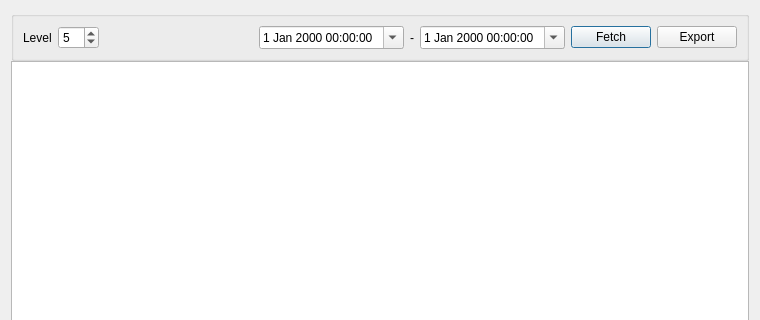
Above: charts/cash_flow_statement/cashflowstatementdialog.ui from ytxerp/ytx-client before the change; both pictures show x 0 to 760 and y 0 to 320 of the 760 by 523 pixel window. Below: the same form after it.
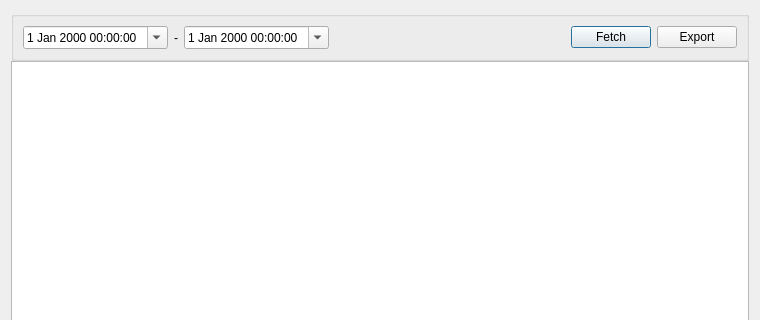
That is the form after the change. Custom widgets are drawn as their Qt base class.

The edit to the form file:
```diff
--- a/charts/cash_flow_statement/cashflowstatementdialog.ui
+++ b/charts/cash_flow_statement/cashflowstatementdialog.ui
@@ -24,19 +24,23 @@
      </property>
      <layout class="QHBoxLayout" name="horizontalLayout">
       <item>
-       <widget class="QLabel" name="label_5">
+       <widget class="DateTimeEdit" name="dateTimeEditStart">
+        <property name="calendarPopup">
+         <bool>true</bool>
+        </property>
+       </widget>
+      </item>
+      <item>
+       <widget class="QLabel" name="label_4">
         <property name="text">
-         <string>Level</string>
+         <string>-</string>
         </property>
        </widget>
       </item>
       <item>
-       <widget class="SpinBox" name="spinBoxLevel">
-        <property name="minimum">
-         <number>3</number>
-        </property>
-        <property name="value">
-         <number>5</number>
+       <widget class="DateTimeEdit" name="dateTimeEditEnd">
+        <property name="calendarPopup">
+         <bool>true</bool>
         </property>
        </widget>
       </item>
@@ -53,27 +57,6 @@
         </property>
        </spacer>
       </item>
-      <item>
-       <widget class="DateTimeEdit" name="dateTimeEditStart">
-        <property name="calendarPopup">
-         <bool>true</bool>
-        </property>
-       </widget>
-      </item>
-      <item>
-       <widget class="QLabel" name="label_4">
-        <property name="text">
-         <string>-</string>
-        </property>
-       </widget>
-      </item>
-      <item>
-       <widget class="DateTimeEdit" name="dateTimeEditEnd">
-        <property name="calendarPopup">
-         <bool>true</bool>
-        </property>
-       </widget>
-      </item>
       <item>
        <widget class="QPushButton" name="pushButtonFetch">
         <property name="text">
@@ -105,11 +88,6 @@
    <extends>QDateTimeEdit</extends>
    <header location="global">widget/datetimeedit.h</header>
   </customwidget>
-  <customwidget>
-   <class>SpinBox</class>
-   <extends>QSpinBox</extends>
-   <header location="global">widget/spinbox.h</header>
-  </customwidget>
  </customwidgets>
  <resources/>
  <connections/>
```
